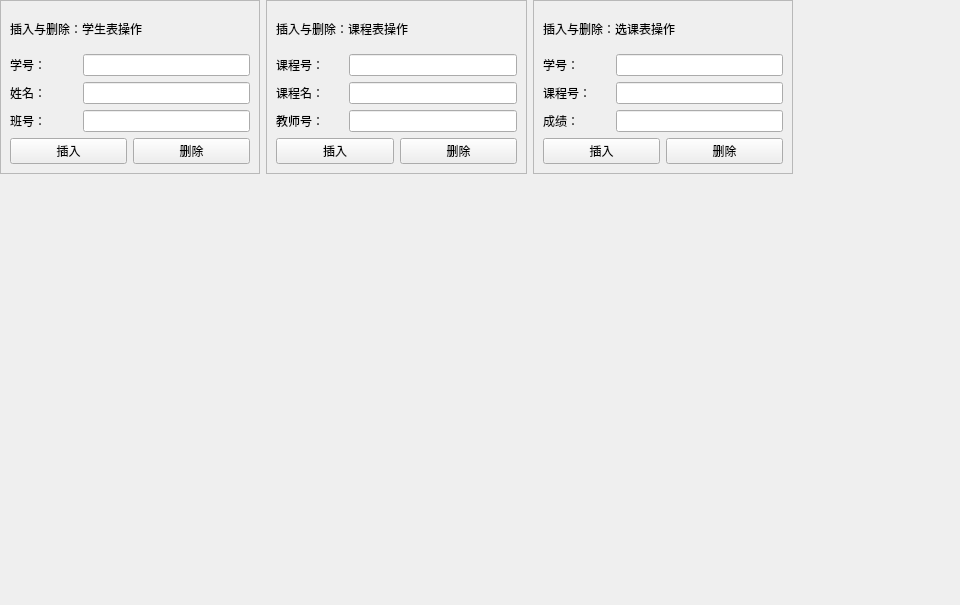
The window that lab1/gui.ui (HIT-SCIR-chichi/hit_db_lab) describes before a commit, drawn with Qt 5.
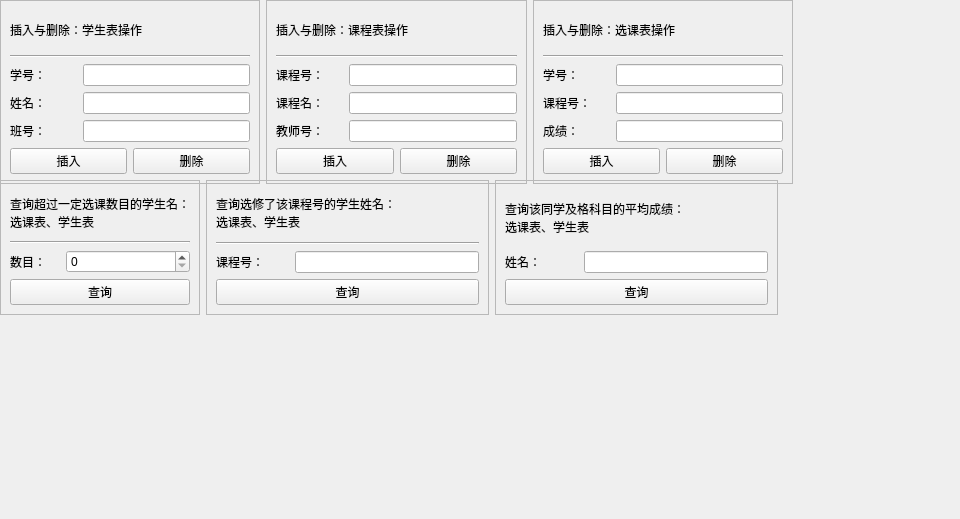
The same window after the commit.

Commit message: 完成分组查询、嵌套查询、连接查询

```diff
--- a/lab1/gui.ui
+++ b/lab1/gui.ui
@@ -7,7 +7,7 @@
     <x>0</x>
     <y>0</y>
     <width>960</width>
-    <height>605</height>
+    <height>519</height>
    </rect>
   </property>
   <property name="windowTitle">
@@ -20,7 +20,7 @@
       <x>0</x>
       <y>0</y>
       <width>793</width>
-      <height>174</height>
+      <height>184</height>
      </rect>
     </property>
     <layout class="QHBoxLayout" name="horizontalLayout_10">
@@ -40,6 +40,13 @@
           </property>
          </widget>
         </item>
+        <item>
+         <widget class="Line" name="line">
+          <property name="orientation">
+           <enum>Qt::Horizontal</enum>
+          </property>
+         </widget>
+        </item>
         <item>
          <layout class="QHBoxLayout" name="horizontalLayout">
           <item>
@@ -158,6 +165,13 @@
           </property>
          </widget>
         </item>
+        <item>
+         <widget class="Line" name="line_2">
+          <property name="orientation">
+           <enum>Qt::Horizontal</enum>
+          </property>
+         </widget>
+        </item>
         <item>
          <layout class="QHBoxLayout" name="horizontalLayout_6">
           <item>
@@ -276,6 +290,13 @@
           </property>
          </widget>
         </item>
+        <item>
+         <widget class="Line" name="line_3">
+          <property name="orientation">
+           <enum>Qt::Horizontal</enum>
+          </property>
+         </widget>
+        </item>
         <item>
          <layout class="QHBoxLayout" name="horizontalLayout_8">
           <item>
@@ -380,6 +401,194 @@
      </item>
     </layout>
    </widget>
+   <widget class="QWidget" name="">
+    <property name="geometry">
+     <rect>
+      <x>0</x>
+      <y>180</y>
+      <width>778</width>
+      <height>135</height>
+     </rect>
+    </property>
+    <layout class="QHBoxLayout" name="horizontalLayout_17">
+     <item>
+      <widget class="QFrame" name="frame_4">
+       <property name="frameShape">
+        <enum>QFrame::StyledPanel</enum>
+       </property>
+       <property name="frameShadow">
+        <enum>QFrame::Raised</enum>
+       </property>
+       <layout class="QVBoxLayout" name="verticalLayout_4">
+        <item>
+         <widget class="QLabel" name="label_13">
+          <property name="text">
+           <string>查询超过一定选课数目的学生名：
+选课表、学生表</string>
+          </property>
+         </widget>
+        </item>
+        <item>
+         <widget class="Line" name="line_4">
+          <property name="orientation">
+           <enum>Qt::Horizontal</enum>
+          </property>
+         </widget>
+        </item>
+        <item>
+         <layout class="QHBoxLayout" name="horizontalLayout_14">
+          <item>
+           <widget class="QLabel" name="label_14">
+            <property name="sizePolicy">
+             <sizepolicy hsizetype="Preferred" vsizetype="Preferred">
+              <horstretch>2</horstretch>
+              <verstretch>0</verstretch>
+             </sizepolicy>
+            </property>
+            <property name="text">
+             <string>数目：</string>
+            </property>
+           </widget>
+          </item>
+          <item>
+           <widget class="QSpinBox" name="sc_stu_count">
+            <property name="sizePolicy">
+             <sizepolicy hsizetype="Minimum" vsizetype="Fixed">
+              <horstretch>5</horstretch>
+              <verstretch>0</verstretch>
+             </sizepolicy>
+            </property>
+           </widget>
+          </item>
+         </layout>
+        </item>
+        <item>
+         <widget class="QPushButton" name="name_query">
+          <property name="text">
+           <string>查询</string>
+          </property>
+         </widget>
+        </item>
+       </layout>
+      </widget>
+     </item>
+     <item>
+      <widget class="QFrame" name="frame_5">
+       <property name="frameShape">
+        <enum>QFrame::StyledPanel</enum>
+       </property>
+       <property name="frameShadow">
+        <enum>QFrame::Raised</enum>
+       </property>
+       <layout class="QVBoxLayout" name="verticalLayout_5">
+        <item>
+         <widget class="QLabel" name="label_15">
+          <property name="text">
+           <string>查询选修了该课程号的学生姓名：
+选课表、学生表</string>
+          </property>
+         </widget>
+        </item>
+        <item>
+         <widget class="Line" name="line_5">
+          <property name="orientation">
+           <enum>Qt::Horizontal</enum>
+          </property>
+         </widget>
+        </item>
+        <item>
+         <layout class="QHBoxLayout" name="horizontalLayout_16">
+          <item>
+           <widget class="QLabel" name="label_16">
+            <property name="sizePolicy">
+             <sizepolicy hsizetype="Preferred" vsizetype="Preferred">
+              <horstretch>2</horstretch>
+              <verstretch>0</verstretch>
+             </sizepolicy>
+            </property>
+            <property name="text">
+             <string>课程号：</string>
+            </property>
+           </widget>
+          </item>
+          <item>
+           <widget class="QLineEdit" name="sc_stu_cnum">
+            <property name="sizePolicy">
+             <sizepolicy hsizetype="Expanding" vsizetype="Fixed">
+              <horstretch>5</horstretch>
+              <verstretch>0</verstretch>
+             </sizepolicy>
+            </property>
+           </widget>
+          </item>
+         </layout>
+        </item>
+        <item>
+         <widget class="QPushButton" name="name_query_by_cnum">
+          <property name="text">
+           <string>查询</string>
+          </property>
+         </widget>
+        </item>
+       </layout>
+      </widget>
+     </item>
+     <item>
+      <widget class="QFrame" name="frame_6">
+       <property name="frameShape">
+        <enum>QFrame::StyledPanel</enum>
+       </property>
+       <property name="frameShadow">
+        <enum>QFrame::Raised</enum>
+       </property>
+       <layout class="QVBoxLayout" name="verticalLayout_6">
+        <item>
+         <widget class="QLabel" name="label_18">
+          <property name="text">
+           <string>查询该同学及格科目的平均成绩：
+选课表、学生表</string>
+          </property>
+         </widget>
+        </item>
+        <item>
+         <layout class="QHBoxLayout" name="horizontalLayout_19">
+          <item>
+           <widget class="QLabel" name="label_17">
+            <property name="sizePolicy">
+             <sizepolicy hsizetype="Preferred" vsizetype="Preferred">
+              <horstretch>2</horstretch>
+              <verstretch>0</verstretch>
+             </sizepolicy>
+            </property>
+            <property name="text">
+             <string>姓名：</string>
+            </property>
+           </widget>
+          </item>
+          <item>
+           <widget class="QLineEdit" name="sc_stu_sname">
+            <property name="sizePolicy">
+             <sizepolicy hsizetype="Expanding" vsizetype="Fixed">
+              <horstretch>5</horstretch>
+              <verstretch>0</verstretch>
+             </sizepolicy>
+            </property>
+           </widget>
+          </item>
+         </layout>
+        </item>
+        <item>
+         <widget class="QPushButton" name="get_avg_grade">
+          <property name="text">
+           <string>查询</string>
+          </property>
+         </widget>
+        </item>
+       </layout>
+      </widget>
+     </item>
+    </layout>
+   </widget>
   </widget>
   <action name="action1">
    <property name="text">
```
Left out of the diff: 52 changed lines with no effect on the pictures. The commit also changes 2 other files.
